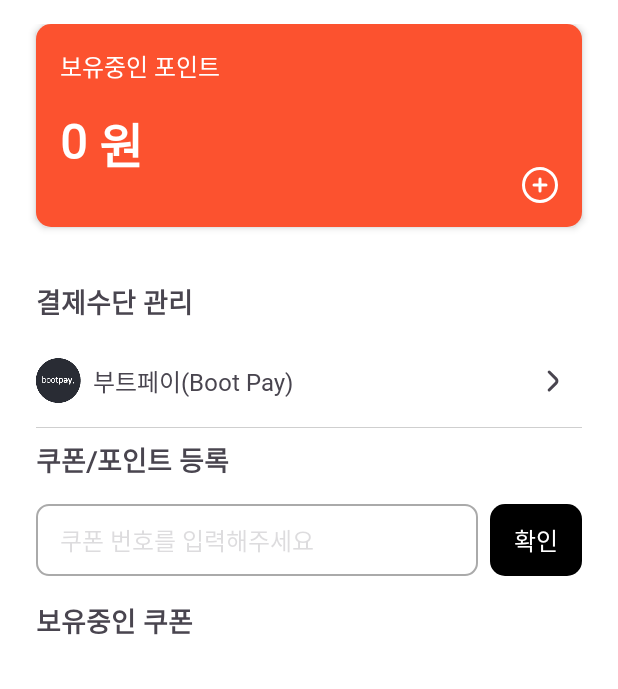
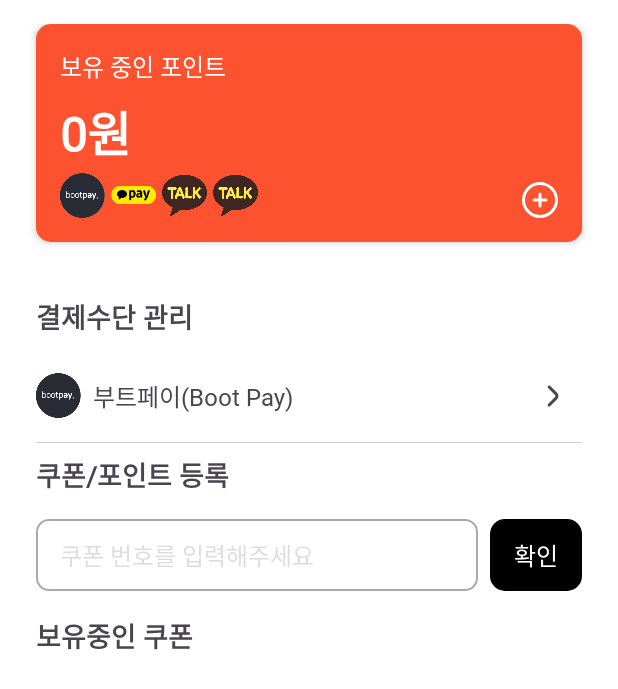
Before and after one commit to LeFlamish/SAVE-THE-TTUK, an Android app: the layout frag2_payment.xml on its own in the app's theme, with its tools: preview values and no code run, on a phone screen of 412 x 824 dp. Shown: the top 689 px of the screen. Run offline under Robolectric (Android 15) with nearby library versions, the phone set to English and light mode, and no system bars.

Commit message:
2번 탭 계속수정

```diff
--- /dev/null
+++ b/sharehelmet/app/src/main/res/drawable/kakaopayxml.xml
@@ -0,0 +1,7 @@
+<?xml version="1.0" encoding="utf-8"?>
+<layer-list xmlns:android="http://schemas.android.com/apk/res/android">
+    <item
+        android:drawable="@drawable/payment_icon_yellow_small"
+        android:width="30dp"
+        android:height="30dp" />
+</layer-list>
--- a/sharehelmet/app/src/main/res/layout/frag2_payment.xml
+++ b/sharehelmet/app/src/main/res/layout/frag2_payment.xml
@@ -7,19 +7,23 @@
     android:padding="16dp">
 
     <!-- Available Beam Credits -->
+
+
+    <!-- Payment Method Section -->
     <RelativeLayout
         android:id="@+id/credits_container"
         android:layout_width="match_parent"
-        android:layout_height="135dp"
-        android:elevation="3dp"
-        android:background="@drawable/background_orange_round_border_10"
-        android:padding="16dp"
+        android:layout_height="145dp"
         android:layout_marginStart="8dp"
         android:layout_marginEnd="8dp"
-        app:layout_constraintTop_toTopOf="parent"
+        android:background="@drawable/background_orange_round_border_10"
+        android:elevation="3dp"
+        android:padding="16dp"
+        app:layout_constraintBottom_toTopOf="@id/payment_method_section"
+        app:layout_constraintEnd_toEndOf="parent"
+        app:layout_constraintHorizontal_bias="0.0"
         app:layout_constraintStart_toStartOf="parent"
-        app:layout_constraintEnd_toEndOf="parent"
-        app:layout_constraintBottom_toTopOf="@id/payment_method_section">
+        app:layout_constraintTop_toTopOf="parent">
 
         <TextView
             android:id="@+id/credits_title"
@@ -27,10 +31,10 @@
             android:layout_height="wrap_content"
             android:layout_alignParentStart="true"
             android:layout_alignParentTop="true"
-            android:text="보유중인 포인트"
+            android:fontFamily="@font/font_main"
+            android:text="보유 중인 포인트"
             android:textColor="@android:color/white"
-            android:textSize="16sp"
-            android:fontFamily="@font/font_main"/>
+            android:textSize="16sp" />
 
         <TextView
             android:id="@+id/beam_credits_amount"
@@ -38,25 +42,12 @@
             android:layout_height="wrap_content"
             android:layout_below="@id/credits_title"
             android:layout_alignParentStart="true"
-            android:layout_marginTop="16dp"
-            android:text="0"
+            android:layout_marginTop="8dp"
+            android:fontFamily="@font/font_main"
+            android:text="0원"
             android:textColor="@android:color/white"
             android:textSize="32sp"
-            android:textStyle="bold"
-            android:fontFamily="@font/font_main"/>
-
-        <TextView
-            android:id="@+id/money_unit"
-            android:layout_width="wrap_content"
-            android:layout_height="wrap_content"
-            android:layout_below="@id/credits_title"
-            android:layout_toEndOf="@id/beam_credits_amount"
-            android:layout_marginTop="16dp"
-            android:text=" 원"
-            android:textColor="@android:color/white"
-            android:textSize="32sp"
-            android:textStyle="bold"
-            android:fontFamily="@font/font_main"/>
+            android:textStyle="bold" />
 
         <ImageView
             android:id="@+id/payment_icons"
@@ -66,9 +57,47 @@
             android:layout_alignParentBottom="true"
             android:src="@drawable/add_24"
             app:tint="@color/white" />
+
+        <!-- Payment method icons -->
+        <LinearLayout
+            android:id="@+id/payment_method_icons"
+            android:layout_width="wrap_content"
+            android:layout_height="wrap_content"
+            android:layout_alignParentStart="true"
+            android:layout_alignParentBottom="true"
+            android:layout_marginTop="8dp"
+            android:orientation="horizontal">
+
+            <ImageView
+                android:id="@+id/icon_kakao_pay"
+                android:layout_width="wrap_content"
+                android:layout_height="wrap_content"
+                android:src="@drawable/bootpayxml" />
+
+            <ImageView
+                android:id="@+id/icon_visa"
+                android:layout_width="30dp"
+                android:layout_height="25dp"
+                android:layout_marginStart="4dp"
+                android:layout_gravity="center_vertical"
+                android:src="@drawable/payment_icon_yellow_small" />
+
+            <ImageView
+                android:id="@+id/icon_mastercard"
+                android:layout_width="wrap_content"
+                android:layout_height="wrap_content"
+                android:layout_marginStart="4dp"
+                android:src="@drawable/kakao_talkxml" />
+
+            <ImageView
+                android:id="@+id/icon_amex"
+                android:layout_width="wrap_content"
+                android:layout_height="wrap_content"
+                android:layout_marginStart="4dp"
+                android:src="@drawable/kakao_talkxml" />
+        </LinearLayout>
     </RelativeLayout>
 
-    <!-- Payment Method Section -->
     <RelativeLayout
         android:id="@+id/payment_method_section"
         android:layout_width="match_parent"
```
